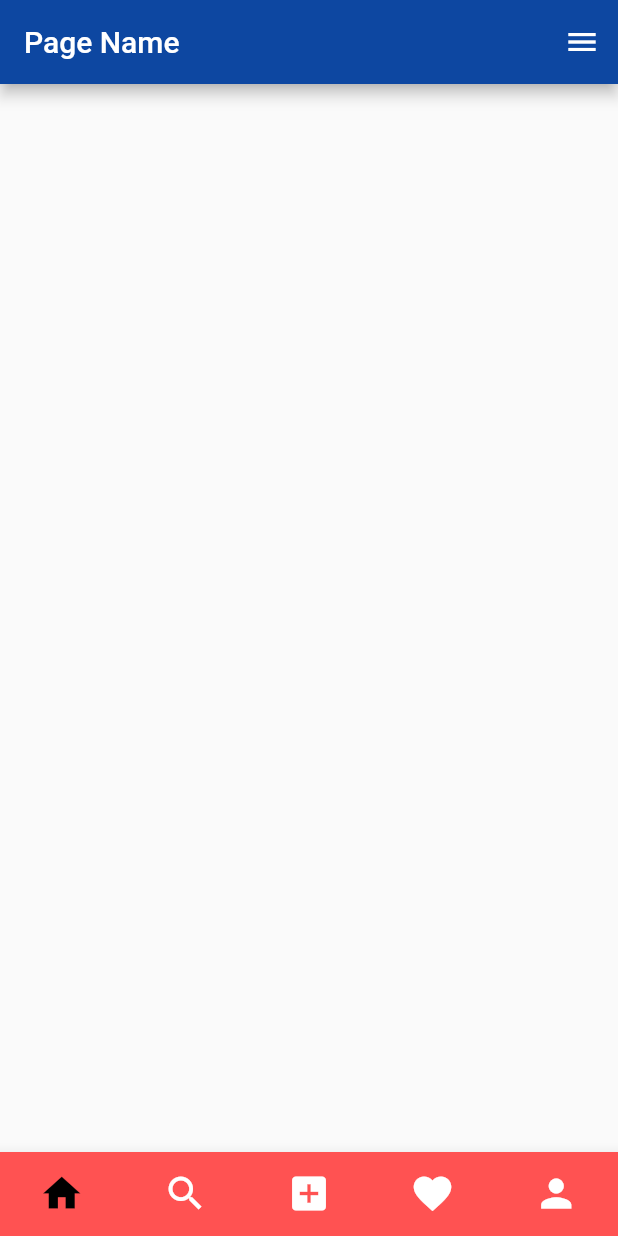
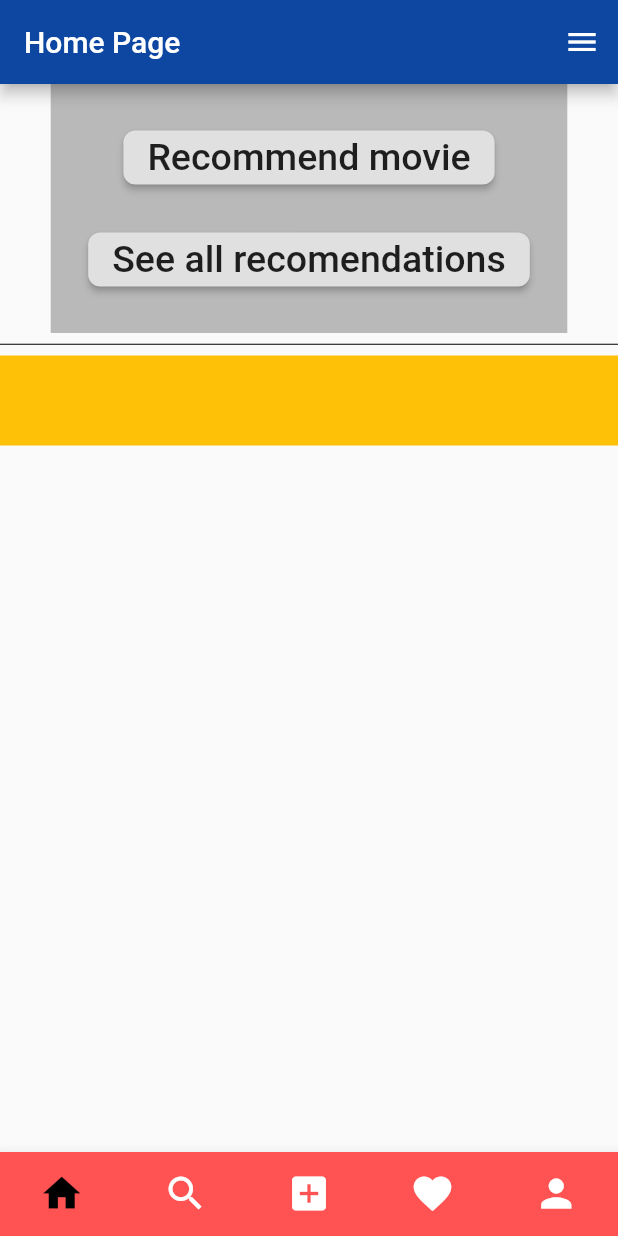
Before and after one commit to ec862/IPgroup11, a Flutter app: the screen it shows after launch, on a phone screen of 412 x 824 dp. Run offline on Flutter 3.47's test engine with Material 2 defaults, Android fonts, the phone set to English and light mode, and no system bars.

Commit message:
Initial push to connect to github repository. Homepage is the initial screen with 2 buttons that have no functionality.

```diff
--- /dev/null
+++ b/lib/homepage.dart
@@ -0,0 +1,115 @@
+import 'package:flutter/material.dart';
+
+const Color BOTTOM_BAR_COLOR = Colors.redAccent;
+
+class Homepage extends StatefulWidget {
+  @override
+  _HomepageState createState() => _HomepageState();
+}
+
+class _HomepageState extends State<Homepage> {
+  int currentindex = 0; // home = 0
+
+  @override
+  Widget build(BuildContext context) {
+    return MaterialApp(
+      home: Scaffold(
+        appBar: AppBar(
+          backgroundColor: Colors.blue[900],
+          title: Text('Home Page'),
+          actions: <Widget>[
+            IconButton(
+              onPressed: () {
+                //TODO
+              },
+              icon: Icon(Icons.menu),
+            ),
+          ],
+        ),
+
+        //*******START OF NON-TEMPLATE***************
+        body: Container(
+            child: Column(
+          children: <Widget>[
+            Container(
+              color: Colors.black26,
+              padding: const EdgeInsets.all(25),
+              child: Column(
+                children: <Widget>[
+                  RaisedButton(
+                    onPressed: () {},
+                    splashColor: Colors.deepOrangeAccent,
+                    child: Container(
+                        child: Text(
+                      "Recommend movie",
+                      style: TextStyle(fontSize: 25),
+                    )),
+                    shape: RoundedRectangleBorder(
+                        borderRadius: new BorderRadius.circular(8)),
+                  ),
+                  SizedBox(
+                    height: 20,
+                  ),
+                  RaisedButton(
+                      onPressed: () {},
+                      splashColor: Colors.deepOrangeAccent,
+                      child: Text("See all recomendations",
+                          style: TextStyle(fontSize: 25)),
+                      shape: RoundedRectangleBorder(
+                          borderRadius: new BorderRadius.circular(8))),
+                ],
+              ),
+            ),
+            Divider(
+              color: Colors.black,
+              height: 15,
+            ),
+            Container(
+              color: Colors.amber,
+              padding: const EdgeInsets.all(30),
+            )
+          ],
+        )),
+        // **********END OF NON-TEMPLATE************
+
+        bottomNavigationBar: BottomNavigationBar(
+          type: BottomNavigationBarType.fixed,
+          iconSize: 30.0,
+          selectedFontSize: 0.0,
+          backgroundColor: BOTTOM_BAR_COLOR,
+          selectedItemColor: Colors.black,
+          unselectedItemColor: Colors.white,
+          currentIndex: currentindex,
+          onTap: (index) {
+            setState(() {
+              currentindex = index;
+            });
+          },
+          items: const <BottomNavigationBarItem>[
+            BottomNavigationBarItem(
+                icon: Icon(Icons.home),
+                backgroundColor: BOTTOM_BAR_COLOR,
+                title: Text('')),
+            BottomNavigationBarItem(
+                icon: Icon(Icons.search),
+                backgroundColor: BOTTOM_BAR_COLOR,
+                title: Text('')),
+            BottomNavigationBarItem(
+                icon: Icon(Icons.add_box),
+                backgroundColor: BOTTOM_BAR_COLOR,
+                title: Text('')),
+            BottomNavigationBarItem(
+                icon: Icon(Icons.favorite),
+                backgroundColor: BOTTOM_BAR_COLOR,
+                title: Text('')),
+            BottomNavigationBarItem(
+                icon: Icon(Icons.person),
+                backgroundColor: BOTTOM_BAR_COLOR,
+                title: Text('')),
+          ],
+        ),
+      ),
+      debugShowCheckedModeBanner: false,
+    );
+  }
+}
--- a/lib/main.dart
+++ b/lib/main.dart
@@ -1,4 +1,5 @@
 import 'package:flutter/material.dart';
-import 'template.dart';
+import 'package:template/homepage.dart';
+import 'homepage.dart';
 
-void main() => runApp(Template());
+void main() => runApp(Homepage());
--- a/lib/template.dart
+++ b/lib/template.dart
@@ -67,6 +67,6 @@ class _TemplateState extends State<Template> {
           ],
         ),
       ),
-    );
+      debugShowCheckedModeBanner: false,);
   }
 }
```
Also changed, not shown: pubspec.lock.
